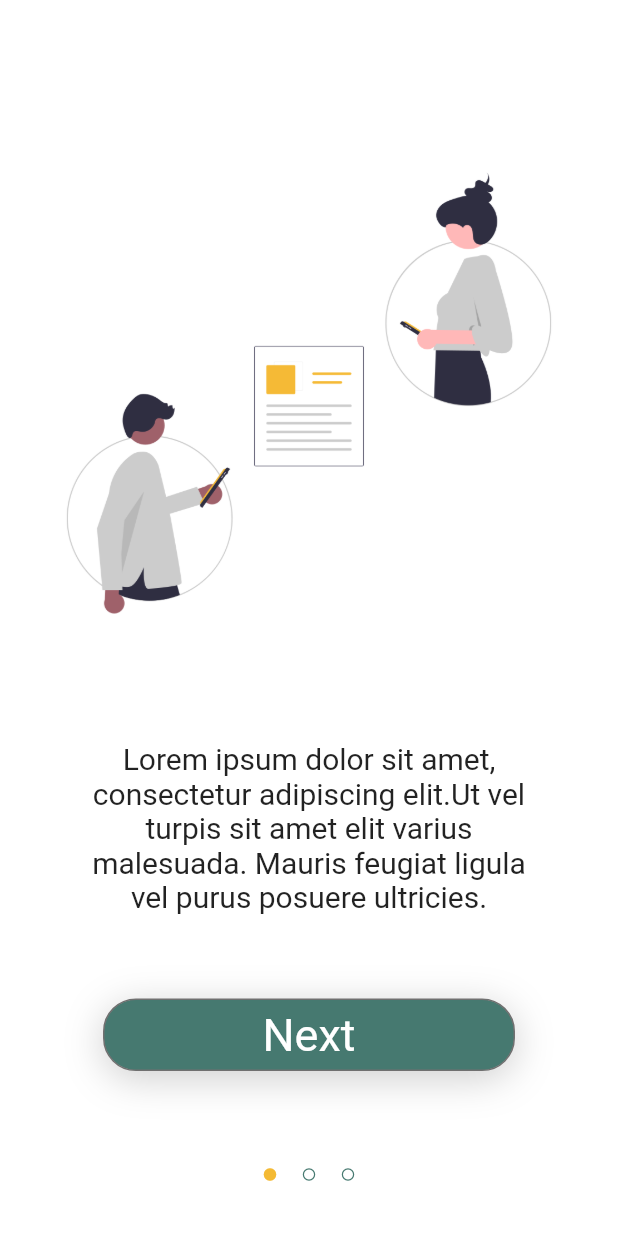
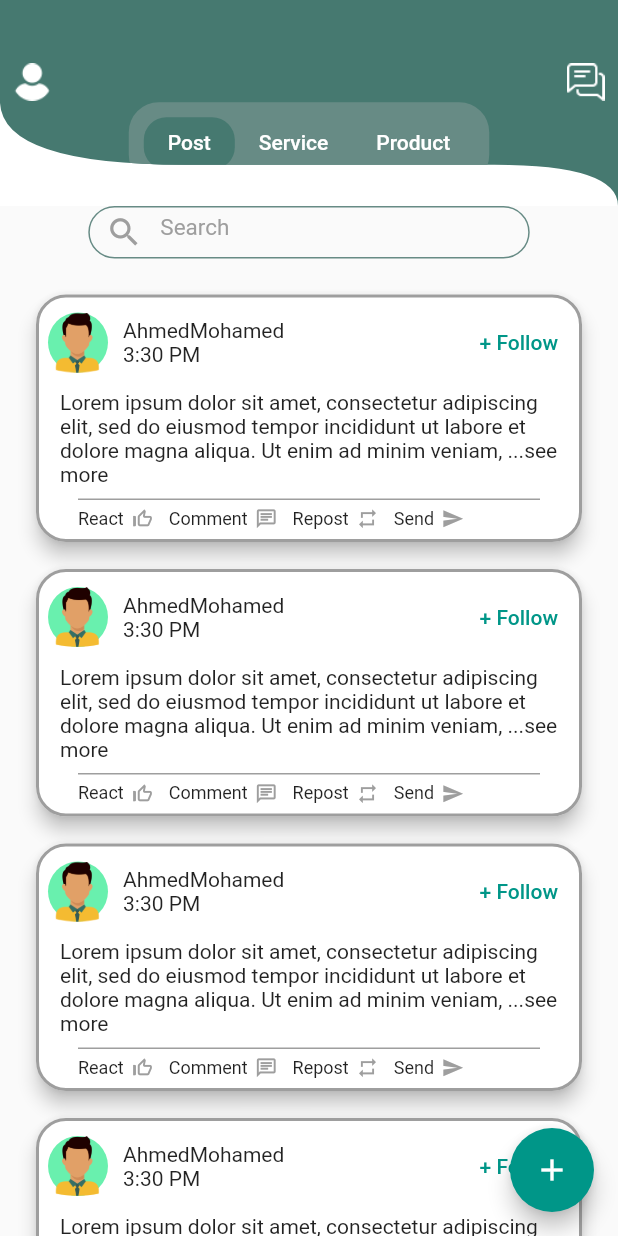
Before and after one commit to AhmedAyman26/studentHub, a Flutter app: the screen it shows after launch, on a phone screen of 412 x 824 dp. Run offline on Flutter 3.47's test engine with Material 2 defaults, Android fonts, the phone set to English and light mode, and no system bars; our stand-ins replace bloc, conditional_builder, dio, flutter_bloc, hexcolor, image_picker and 3 more; accounts and stored records are empty.

Commit message:
postsScreen

```diff
--- a/lib/main.dart
+++ b/lib/main.dart
@@ -2,6 +2,7 @@ import 'package:flutter/material.dart';
 import 'package:flutter_bloc/flutter_bloc.dart';
 import 'package:graduation/data/web_services/dio_helper.dart';
 import 'package:graduation/logic/cubit/cubit.dart';
+import 'package:graduation/presentation/screens/Home.dart';
 import 'package:graduation/presentation/screens/login/login_screen.dart';
 import 'package:graduation/presentation/screens/onboarding/onBoard.dart';
 import 'package:graduation/presentation/screens/register/register.dart';
@@ -31,7 +32,7 @@ class MyApp extends StatelessWidget {
           primarySwatch: Colors.teal
         ),
         debugShowCheckedModeBanner: false,
-        home: onBoard(),
+        home: tabs(),
       ),
     );
   }
--- /dev/null
+++ b/lib/post_screen.dart
@@ -0,0 +1,216 @@
+import 'package:flutter/material.dart';
+import 'package:graduation/presentation/widgets/search_widget.dart';
+import 'package:graduation/shared/widgets.dart';
+
+class PostScreen extends StatelessWidget {
+  const PostScreen({Key? key}) : super(key: key);
+
+  @override
+  Widget build(BuildContext context) {
+    return Scaffold(
+      body: SingleChildScrollView(
+        child: Column(
+          children: [
+            search_widget(),
+            SizedBox(
+              height: 20,
+            ),
+            ListView.separated(
+              physics: NeverScrollableScrollPhysics(),
+              shrinkWrap: true,
+              itemBuilder: (context,index)=>PostCard(),
+              separatorBuilder: (context,index)=>SizedBox(
+                height: 10,
+              ),
+              itemCount: 10,
+            ),
+          ],
+        ),
+      ),
+      floatingActionButton: FloatingActionButton(
+        onPressed: (){},
+        child: Icon(
+          Icons.add
+        ),
+      ),
+    );
+  }
+
+  Widget PostCard() {
+    return Padding(
+      padding: const EdgeInsets.only(
+        left: 20,
+        right: 20
+      ),
+      child: Card(
+        elevation: 5,
+        shape: RoundedRectangleBorder(
+            side: BorderSide(
+                color: Colors.grey[500]!,
+                width: 2
+            ),
+            borderRadius: BorderRadius.circular(
+              20,
+            )
+        ),
+        child: Padding(
+          padding: const EdgeInsets.all(8.0),
+          child: Column(
+            children: [
+              Row(
+                children: [
+                  CircleAvatar(
+                    backgroundColor: Colors.greenAccent,
+                    radius: 20,
+                    child: Image(
+                      fit: BoxFit.cover,
+                      image: AssetImage(
+                          "assets/images/man.png"
+                      ),
+                    ),
+                  ),
+                  const SizedBox(
+                    width: 10,
+                  ),
+                  Column(
+                    crossAxisAlignment: CrossAxisAlignment.start,
+                    children: [
+                      Text(
+                        'AhmedMohamed',
+                      ),
+                      Text(
+                          '3:30 PM'
+                      ),
+                    ],
+                  ),
+                  Spacer(),
+                  TextButton(
+                    onPressed: (){},
+                    child: Text(
+                        '+ Follow'
+                    ),
+                  ),
+                ],
+              ),
+              Padding(
+                padding: const EdgeInsets.all(8.0),
+                child: Text(
+                    'Lorem ipsum dolor sit amet, consectetur adipiscing elit, sed do eiusmod tempor incididunt ut labore et dolore magna aliqua. Ut enim ad minim veniam, ...see more'
+                ),
+              ),
+              myDivider(),
+              Padding(
+                padding: const EdgeInsets.only(
+                    top: 5,
+                    left: 20
+                ),
+                child: Row(
+                  children:
+                  [
+                    InkWell(
+                      onTap: (){},
+                      child: Row(
+                        children:
+                        [
+                          Text(
+                            'React',
+                            style: TextStyle(
+                                fontSize: 12
+                            ),
+                          ),
+                          SizedBox(
+                            width: 5,
+                          ),
+                          Icon(
+                              color: Colors.grey,
+                              size: 15,
+                              Icons.thumb_up_off_alt
+                          )
+                        ],
+                      ),
+                    ),
+                    SizedBox(
+                      width: 10,
+                    ),
+                    InkWell(
+                      onTap: (){},
+                      child: Row(
+                        children:
+                        [
+                          Text(
+                            'Comment',
+                            style: TextStyle(
+                                fontSize: 12
+                            ),
+                          ),
+                          SizedBox(
+                            width: 5,
+                          ),
+                          Icon(
+                              color: Colors.grey,
+                              size: 15,
+                              Icons.chat_outlined
+                          )
+                        ],
+                      ),
+                    ),
+                    SizedBox(
+                      width: 10,
+                    ),
+                    InkWell(
+                      onTap: (){},
+                      child: Row(
+                        children:
+                        [
+                          Text(
+                            'Repost',
+                            style: TextStyle(
+                                fontSize: 12
+                            ),
+                          ),
+                          SizedBox(
+                            width: 5,
+                          ),
+                          Icon(
+                              color: Colors.grey,
+                              size: 15,
+                              Icons.repeat_outlined
+                          )
+                        ],
+                      ),
+                    ),
+                    SizedBox(
+                      width: 10,
+                    ),
+                    InkWell(
+                      onTap: (){},
+                      child: Row(
+                        children:
+                        [
+                          Text(
+                            'Send',
+                            style: TextStyle(
+                                fontSize: 12
+                            ),
+                          ),
+                          SizedBox(
+                            width: 5,
+                          ),
+                          Icon(
+                              color: Colors.grey,
+                              size: 15,
+                              Icons.send
+                          )
+                        ],
+                      ),
+                    ),
+                  ],
+                ),
+              ),
+            ],
+          ),
+        ),
+      ),
+    );
+  }
+}
--- a/lib/presentation/screens/Home.dart
+++ b/lib/presentation/screens/Home.dart
@@ -1,4 +1,5 @@
 import 'package:flutter/material.dart';
+import 'package:graduation/post_screen.dart';
 import 'package:graduation/presentation/screens/chats/home_chat.dart';
 import 'package:graduation/presentation/screens/posts/posts_screen.dart';
 import 'package:graduation/presentation/screens/proucts/product_categories.dart';
@@ -26,7 +27,7 @@ class _tabsState extends State<tabs> {
     ),
   ];
   List<Widget> tabsContent = [
-    PostsScreen(),
+    PostScreen(),
     service_screen(),
     product_categories_screen(),
   ];
--- a/lib/presentation/screens/posts_screen.dart
+++ b/lib/presentation/screens/posts_screen.dart
@@ -1,13 +1,111 @@
 import 'package:flutter/material.dart';
+import 'package:graduation/presentation/widgets/search_widget.dart';
+import 'package:graduation/shared/widgets.dart';
 
-class PostsScreen extends StatelessWidget {
-  const PostsScreen({Key? key}) : super(key: key);
+class PostScreen extends StatelessWidget {
+  const PostScreen({Key? key}) : super(key: key);
 
   @override
   Widget build(BuildContext context) {
     return Scaffold(
-      appBar: AppBar(),
-      body: ,
+      body: SingleChildScrollView(
+        child: Column(
+          children: [
+            search_widget(),
+            SizedBox(
+              height: 10,
+            ),
+            Padding(
+              padding: const EdgeInsets.all(20.0),
+              child: Card(
+                child: Column(
+                  children: [
+                    Row(
+                      children: [
+                        CircleAvatar(
+                          radius: 25,
+                          child: Image(
+                            image: AssetImage(
+                                "assets/images/man.png"
+                            ),
+                          ),
+                        ),
+                        const SizedBox(
+                          width: 20,
+                        ),
+                        Expanded(
+                          child: Column(
+                            crossAxisAlignment: CrossAxisAlignment.start,
+                            children: [
+                              Row(
+                                children: [
+                                  Text(
+                                    'AhmedMohamed',
+                                  ),
+                                  const SizedBox(
+                                    width: 5,
+                                  ),
+                                ],
+                              ),
+                            ],
+                          ),
+                        ),
+                      ],
+                    ),
+                  ],
+                ),
+              ),
+            ),
+            // ListView.separated(
+            //   shrinkWrap: true,
+            //   itemBuilder: (context,index)=>PostCard(),
+            //   separatorBuilder: (context,index)=>myDivider(),
+            //   itemCount: 10,
+            // ),
+          ],
+        ),
+      ),
     );
   }
+
+// Widget PostCard() {
+//   return Card(
+//     child: Column(
+//       children: [
+//         Row(
+//           children: [
+//             CircleAvatar(
+//               radius: 25,
+//               child: Icon(Icons.person),
+//               // backgroundImage: NetworkImage(
+//               //     // '${model.image}'
+//               //   ''
+//               // ),
+//             ),
+//             const SizedBox(
+//               width: 20,
+//             ),
+//             Expanded(
+//               child: Column(
+//                 crossAxisAlignment: CrossAxisAlignment.start,
+//                 children: [
+//                   Row(
+//                     children: [
+//                       Text(
+//                         'AhmedMohamed',
+//                       ),
+//                       const SizedBox(
+//                         width: 5,
+//                       ),
+//                     ],
+//                   ),
+//                 ],
+//               ),
+//             ),
+//           ],
+//         ),
+//       ],
+//     ),
+//   );
+// }
 }
--- a/lib/shared/widgets.dart
+++ b/lib/shared/widgets.dart
@@ -87,3 +87,11 @@ showLoading(context)
     ),
   );
 }
+Widget myDivider() => Padding(
+  padding: const EdgeInsetsDirectional.only(start: 20, end: 20),
+  child: Container(
+    width: double.infinity,
+    height: 1.0,
+    color: Colors.grey,
+  ),
+);
```
Also changed, not shown: pubspec.lock.
